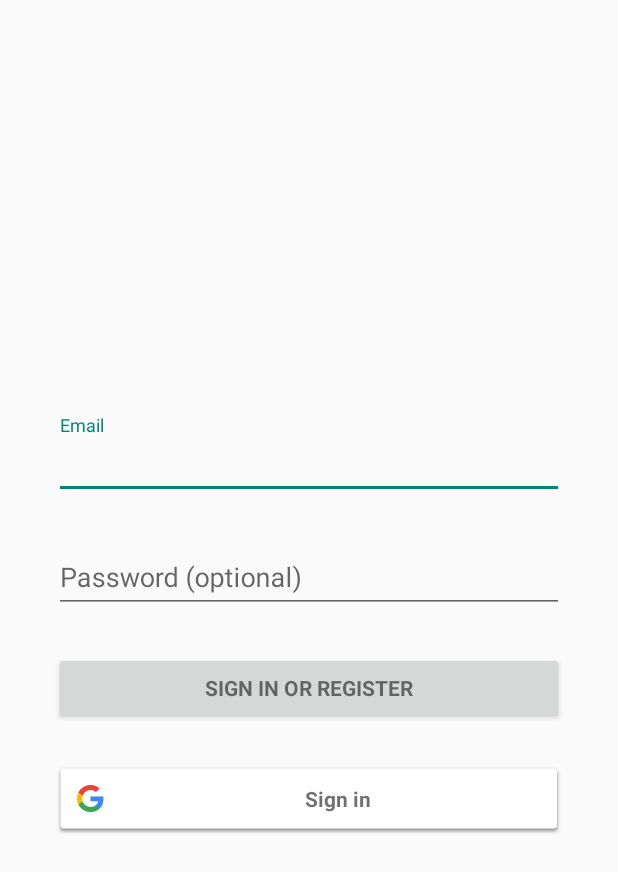
After one commit to sneevarp/Activity_Tracker_v2.0, an Android app: the layout activity_login.xml on its own in the app's theme, with its tools: preview values and no code run, on a phone screen of 412 x 824 dp. The commit adds this screen. Shown: the top 872 px of the screen. Run offline under Robolectric (Android 15) with nearby library versions, the phone set to English and light mode, and no system bars.

```diff
--- a/app/build.gradle
+++ b/app/build.gradle
@@ -24,9 +24,11 @@ dependencies {
     implementation 'com.google.android.gms:play-services-maps:16.1.0'
     implementation 'com.evernote:android-state:1.4.1'
     implementation 'com.android.support:design:28.0.0'
+    implementation 'com.google.android.gms:play-services-auth:16.0.1'
     implementation 'androidx.appcompat:appcompat:1.0.0-beta01'
     implementation 'androidx.legacy:legacy-support-v4:1.0.0-beta01'
     implementation 'com.google.android.material:material:1.0.0-beta01'
+    implementation 'androidx.constraintlayout:constraintlayout:1.1.3'
     annotationProcessor 'com.evernote:android-state-processor:1.4.1'
     implementation 'com.google.android.gms:play-services-location:16.0.0'
     testImplementation 'junit:junit:4.12'
--- /dev/null
+++ b/app/src/main/res/layout/activity_login.xml
@@ -0,0 +1,88 @@
+<?xml version="1.0" encoding="utf-8"?>
+<LinearLayout xmlns:android="http://schemas.android.com/apk/res/android"
+    xmlns:tools="http://schemas.android.com/tools"
+    android:layout_width="match_parent"
+    android:layout_height="match_parent"
+    android:gravity="center_horizontal"
+    android:orientation="vertical"
+    android:paddingLeft="@dimen/activity_horizontal_margin"
+    android:paddingTop="@dimen/activity_vertical_margin"
+    android:paddingRight="@dimen/activity_horizontal_margin"
+    android:paddingBottom="@dimen/activity_vertical_margin"
+>
+
+    <!-- Login progress -->
+    <ProgressBar
+        android:id="@+id/login_progress"
+        style="?android:attr/progressBarStyleLarge"
+        android:layout_width="wrap_content"
+        android:layout_height="wrap_content"
+        android:layout_marginBottom="8dp"
+        android:visibility="gone" />
+
+    <ScrollView
+        android:id="@+id/login_form"
+        android:layout_width="match_parent"
+        android:layout_height="match_parent">
+
+        <LinearLayout
+            android:id="@+id/email_login_form"
+            android:layout_width="match_parent"
+            android:layout_height="wrap_content"
+            android:orientation="vertical"
+            android:layout_gravity="center"
+            android:layout_marginHorizontal="20dp">
+
+            <com.google.android.material.textfield.TextInputLayout
+                android:layout_width="match_parent"
+                android:layout_height="wrap_content"
+                android:layout_marginVertical="10dp">
+
+                <AutoCompleteTextView
+                    android:id="@+id/email"
+                    android:layout_width="match_parent"
+                    android:layout_height="wrap_content"
+                    android:hint="@string/prompt_email"
+                    android:inputType="textEmailAddress"
+                    android:maxLines="1"
+                    android:singleLine="true" />
+
+            </com.google.android.material.textfield.TextInputLayout>
+
+            <com.google.android.material.textfield.TextInputLayout
+                android:layout_width="match_parent"
+                android:layout_height="wrap_content"
+                android:layout_marginVertical="10dp">
+
+                <EditText
+                    android:id="@+id/password"
+                    android:layout_width="match_parent"
+                    android:layout_height="wrap_content"
+                    android:hint="@string/prompt_password"
+                    android:imeActionId="6"
+                    android:imeActionLabel="@string/action_sign_in_short"
+                    android:imeOptions="actionUnspecified"
+                    android:inputType="textPassword"
+                    android:maxLines="1"
+                    android:singleLine="true" />
+
+            </com.google.android.material.textfield.TextInputLayout>
+
+            <Button
+                android:id="@+id/email_sign_in_button"
+                style="?android:textAppearanceSmall"
+                android:layout_width="match_parent"
+                android:layout_height="wrap_content"
+                android:layout_marginTop="16dp"
+                android:text="@string/action_sign_in"
+                android:textStyle="bold" />
+            <com.google.android.gms.common.SignInButton
+                android:id="@+id/sign_in_button"
+                android:layout_width="match_parent"
+                android:layout_height="wrap_content"
+                android:layout_marginTop="25dp"
+                />
+
+        </LinearLayout>
+    </ScrollView>
+</LinearLayout>
--- a/app/src/main/res/menu/activity_main_drawer.xml
+++ b/app/src/main/res/menu/activity_main_drawer.xml
@@ -5,9 +5,9 @@
 
     <group android:checkableBehavior="single">
         <item
-            android:id="@+id/nav_camera"
-            android:icon="@drawable/ic_menu_camera"
-            android:title="Import" />
+            android:id="@+id/nav_todo"
+            android:icon="@drawable/todo"
+            android:title="ToDo List" />
         <item
             android:id="@+id/nav_gallery"
             android:icon="@drawable/ic_menu_gallery"
--- a/app/src/main/res/values/colors.xml
+++ b/app/src/main/res/values/colors.xml
@@ -3,4 +3,6 @@
     <color name="colorPrimary">#008577</color>
     <color name="colorPrimaryDark">#00574B</color>
     <color name="colorAccent">#D81B60</color>
+
+    <color name="black_overlay">#66000000</color>
 </resources>
--- /dev/null
+++ b/app/src/main/res/values/dimens.xml
@@ -0,0 +1,5 @@
+<resources>
+    <!-- Default screen margins, per the Android Design guidelines. -->
+    <dimen name="activity_horizontal_margin">16dp</dimen>
+    <dimen name="activity_vertical_margin">16dp</dimen>
+</resources>
--- a/app/src/main/res/values/strings.xml
+++ b/app/src/main/res/values/strings.xml
@@ -15,5 +15,22 @@
     <string name="nav_header_subtitle">android.studio@android.com</string>
     <string name="nav_header_desc">Navigation header</string>
     <string name="action_settings">Settings</string>
+    <string name="title_activity_login">Sign in</string>
+    <!-- Strings related to login -->
+    <string name="prompt_email">Email</string>
+    <string name="prompt_password">Password (optional)</string>
+    <string name="action_sign_in">Sign in or register</string>
+    <string name="action_sign_in_short">Sign in</string>
+    <string name="error_invalid_email">This email address is invalid</string>
+    <string name="error_invalid_password">This password is too short</string>
+    <string name="error_incorrect_password">This password is incorrect</string>
+    <string name="error_field_required">This field is required</string>
+    <string name="permission_rationale">"Contacts permissions are needed for providing email
+        completions."
+    </string>
+
+    <string name="title_activity_fullscreen">FullscreenActivity</string>
+    <string name="dummy_button">Dummy Button</string>
+    <string name="dummy_content">DUMMY\nCONTENT</string>
 
 </resources>
--- /dev/null
+++ b/app/src/main/res/values/styles.xml
@@ -0,0 +1,15 @@
+<resources>
+
+    <style name="FullscreenTheme" parent="AppTheme">
+        <item name="android:actionBarStyle">@style/FullscreenActionBarStyle</item>
+        <item name="android:windowActionBarOverlay">true</item>
+        <item name="android:windowBackground">@null</item>
+        <item name="metaButtonBarStyle">?android:attr/buttonBarStyle</item>
+        <item name="metaButtonBarButtonStyle">?android:attr/buttonBarButtonStyle</item>
+    </style>
+
+    <style name="FullscreenActionBarStyle" parent="Widget.AppCompat.ActionBar">
+        <item name="android:background">@color/black_overlay</item>
+    </style>
+
+</resources>
```
Also changed, not shown: app/src/main/AndroidManifest.xml (+15 -9 lines), app/src/main/java/com/example/android/mapactivity/FullscreenActivity.java (added, +133 -0 lines), app/src/main/java/com/example/android/mapactivity/MapsActivity.java (+26 -23 lines), app/src/main/res/layout/activity_fullscreen.xml (added, +45 -0 lines), app/src/main/res/values/attrs.xml (added, +12 -0 lines), app/src/main/res/drawable-v24/todo.png (added).
